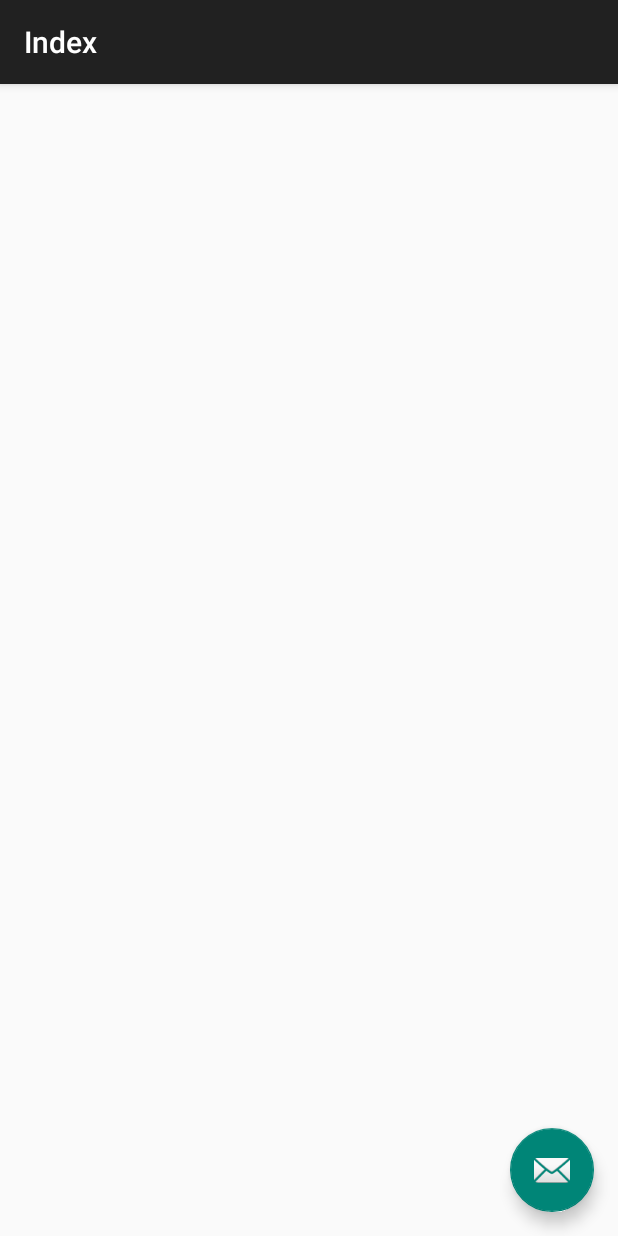
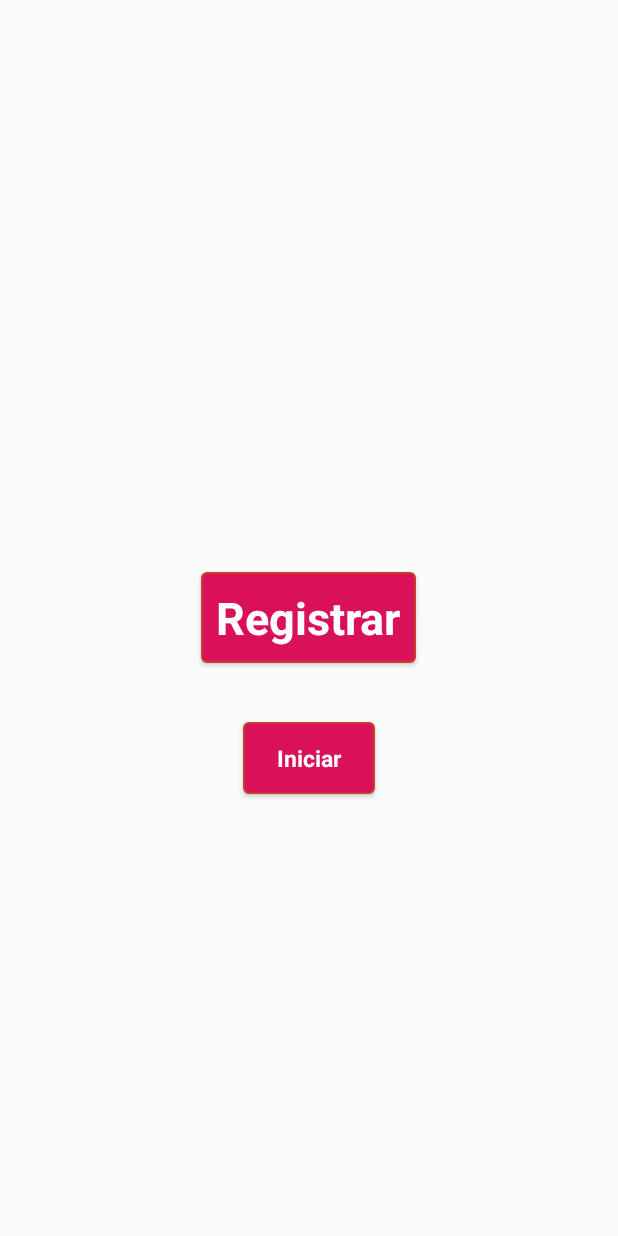
Before and after one commit to garyifm/Tinderly, an Android app: the screen it shows after launch (Index), on a phone screen of 412 x 824 dp. Run offline under Robolectric (Android 15) with nearby library versions, the phone set to English and light mode, and no system bars; libraries missing offline, so code that uses them is left out: com.parse; 8 statements that could not run were skipped.

Commit message:
interfaces, y estilos agregados

```diff
--- /dev/null
+++ b/ParseStarterProject/src/main/res/drawable/roundstyle.xml
@@ -0,0 +1,24 @@
+<?xml version="1.0" encoding="utf-8"?>
+<selector xmlns:android="http://schemas.android.com/apk/res/android" >
+    <item android:state_pressed="true" >
+        <shape android:shape="rectangle"  >
+            <corners android:radius="3dip" />
+            <stroke android:width="1dip" android:color="#c53e2b" />
+            <solid android:color="#D81159"/>
+        </shape>
+    </item>
+    <item android:state_focused="true">
+        <shape android:shape="rectangle"  >
+            <corners android:radius="3dip" />
+            <stroke android:width="1dip" android:color="#c53e2b" />
+            <solid  android:color="#D81159"/>
+        </shape>
+    </item>
+    <item >
+        <shape android:shape="rectangle"  >
+            <corners android:radius="3dip" />
+            <stroke android:width="1dip" android:color="#c53e2b" />
+            <solid android:color="#D81159"/>
+        </shape>
+    </item>
+</selector>
--- a/ParseStarterProject/src/main/res/layout/activity_index.xml
+++ b/ParseStarterProject/src/main/res/layout/activity_index.xml
@@ -12,23 +12,8 @@
         android:layout_height="wrap_content"
         android:theme="@style/AppTheme.AppBarOverlay">
 
-        <android.support.v7.widget.Toolbar
-            android:id="@+id/toolbar"
-            android:layout_width="match_parent"
-            android:layout_height="?attr/actionBarSize"
-            android:background="?attr/colorPrimary"
-            app:popupTheme="@style/AppTheme.PopupOverlay" />
-
     </android.support.design.widget.AppBarLayout>
 
     <include layout="@layout/content_index" />
 
-    <android.support.design.widget.FloatingActionButton
-        android:id="@+id/fab"
-        android:layout_width="wrap_content"
-        android:layout_height="wrap_content"
-        android:layout_gravity="bottom|end"
-        android:layout_margin="@dimen/fab_margin"
-        android:src="@android:drawable/ic_dialog_email" />
-
 </android.support.design.widget.CoordinatorLayout>
--- a/ParseStarterProject/src/main/res/layout/content_index.xml
+++ b/ParseStarterProject/src/main/res/layout/content_index.xml
@@ -12,4 +12,23 @@
     tools:context="com.parse.starter.Index"
     tools:showIn="@layout/activity_index">
 
+    <Button
+
+        android:layout_width="wrap_content"
+        android:layout_height="wrap_content"
+        android:text="@string/boton_registrar"
+        android:id="@+id/button2"
+        style="@style/btnStyleOrange"
+        android:layout_centerVertical="true"
+        android:layout_centerHorizontal="true" />
+
+    <Button
+        style="@style/smallButton"
+        android:layout_width="wrap_content"
+        android:layout_height="wrap_content"
+        android:text="@string/boton_iniciarSesion"
+        android:id="@+id/button3"
+        android:layout_below="@+id/button2"
+        android:layout_centerHorizontal="true"
+        android:layout_marginTop="39dp" />
 </RelativeLayout>
--- a/ParseStarterProject/src/main/res/values/strings.xml
+++ b/ParseStarterProject/src/main/res/values/strings.xml
@@ -15,4 +15,6 @@
     <string name="hello_world">Hello World!</string>
     <string name="action_settings">Settings</string>
     <string name="title_activity_index">Index</string>
+    <string name ="boton_registrar">Registrar</string>
+    <string name="boton_iniciarSesion">Iniciar</string>
 </resources>
--- a/ParseStarterProject/src/main/res/values/styles.xml
+++ b/ParseStarterProject/src/main/res/values/styles.xml
@@ -22,4 +22,21 @@
 
     <style name="AppTheme.PopupOverlay" parent="ThemeOverlay.AppCompat.Light" />
 
+    <style name="btnStyleOrange" parent="@android:style/Widget.Button">
+        <item name="android:textSize">30sp</item>
+        <item name="android:textStyle">bold</item>
+        <item name="android:textColor">#FFFFFF</item>
+        <item name="android:gravity">center</item>
+        <item name="android:background">@drawable/roundstyle</item>
+        <item name="android:padding">10dip</item>
+    </style>
+
+    <style name="smallButton" parent="@android:style/Widget.Button">
+        <item name="android:textSize">15sp</item>
+        <item name="android:textStyle">bold</item>
+        <item name="android:textColor">#FFFFFF</item>
+        <item name="android:gravity">center</item>
+        <item name="android:background">@drawable/roundstyle</item>
+        <item name="android:padding">10dip</item>
+    </style>
 </resources>
```
Also changed, not shown: 468 other files.
